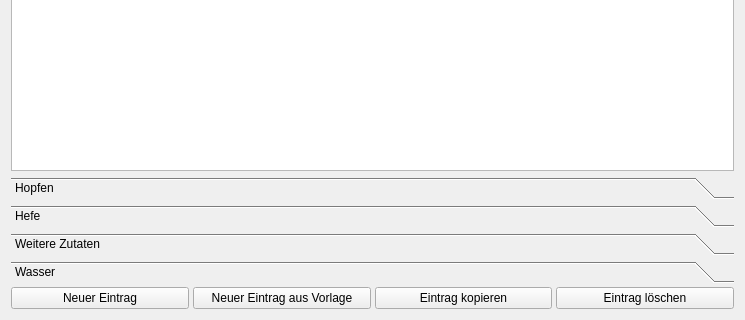
Old version of the form kleiner-brauhelfer/tabrohstoffe.ui in the repository kleiner-brauhelfer/kleiner-brauhelfer-2; both pictures show x 0 to 745 and y 286 to 606 of the 745 by 606 pixel window.
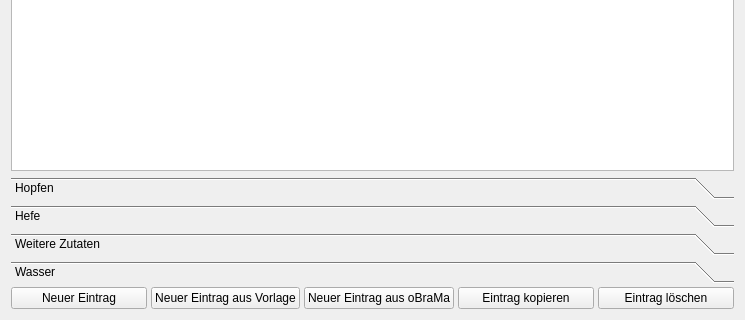
New version of the form. Custom widgets are drawn as their Qt base class.

Diff of the .ui file:
```diff
--- a/kleiner-brauhelfer/tabrohstoffe.ui
+++ b/kleiner-brauhelfer/tabrohstoffe.ui
@@ -855,6 +855,13 @@
        </property>
       </widget>
      </item>
+     <item>
+      <widget class="QPushButton" name="buttonNeuVorlageObrama">
+       <property name="text">
+        <string>Neuer Eintrag aus oBraMa</string>
+       </property>
+      </widget>
+     </item>
      <item>
       <widget class="QPushButton" name="buttonCopy">
        <property name="enabled">
```
